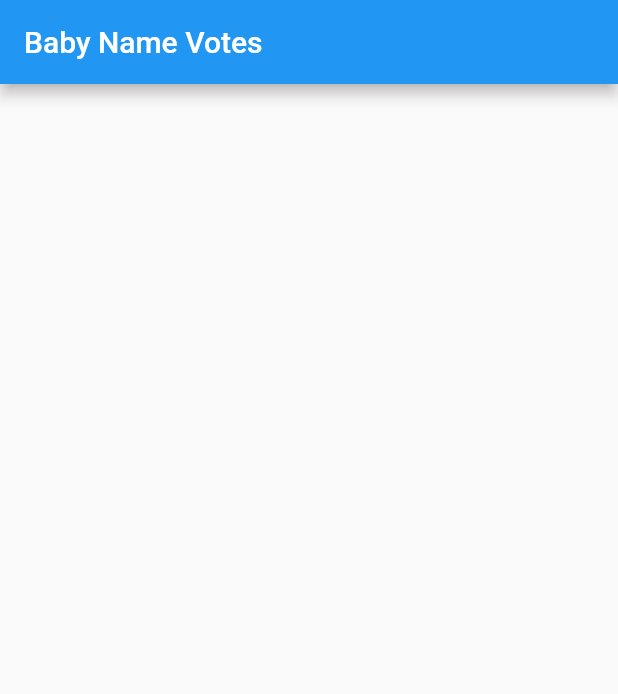
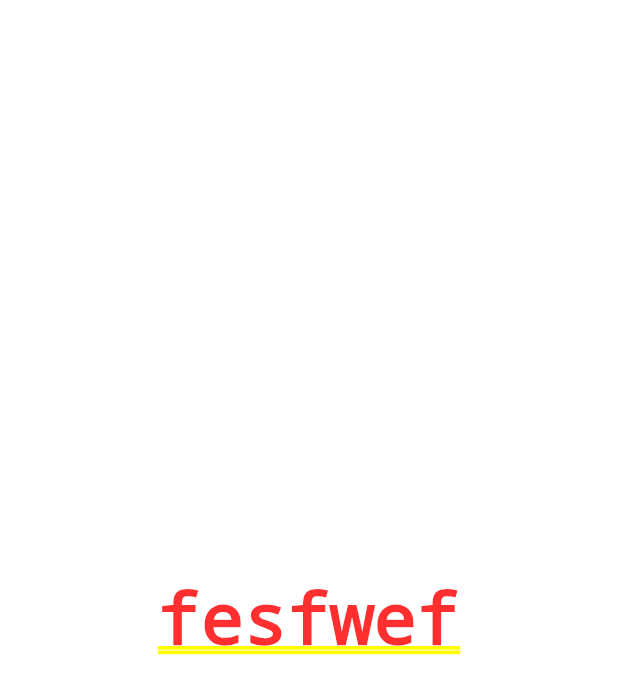
Before and after one commit to mgmgpyaesonewin/employee_lms, a Flutter app: the screen it shows after launch, on a phone screen of 412 x 824 dp. Shown: the top 694 px of the screen. Run offline on Flutter 3.47's test engine with Material 2 defaults, Android fonts, the phone set to English and light mode, and no system bars; our stand-ins replace material_design_icons_flutter.

```diff
--- a/lib/main.dart
+++ b/lib/main.dart
@@ -1,93 +1,46 @@
-import 'package:cloud_firestore/cloud_firestore.dart';
+import 'package:employee_lms/pages/article/article_list_page.dart';
+import 'package:employee_lms/pages/login/login_page.dart';
+import 'package:employee_lms/utils/const.dart';
 import 'package:flutter/material.dart';
+import 'package:flutter/services.dart';
 
 void main() => runApp(MyApp());
 
-// final dummySnapshot = [
-//  {"name": "Filip", "votes": 15},
-//  {"name": "Abraham", "votes": 14},
-//  {"name": "Richard", "votes": 11},
-//  {"name": "Ike", "votes": 10},
-//  {"name": "Justin", "votes": 1},
-// ];
-
-class MyApp extends StatelessWidget {
- @override
- Widget build(BuildContext context) {
-   return MaterialApp(
-     title: 'Baby Names',
-     home: MyHomePage(),
-   );
- }
+class MyApp extends StatefulWidget {
+  @override
+  _MyAppState createState() => _MyAppState();
 }
 
-class MyHomePage extends StatefulWidget {
- @override
- _MyHomePageState createState() {
-   return _MyHomePageState();
- }
+class _MyAppState extends State<MyApp> {
+  @override
+  void initState() {
+    // TODO: implement initState
+    super.initState();
+    SystemChrome.setEnabledSystemUIOverlays(SystemUiOverlay.values);
+    SystemChrome.setSystemUIOverlayStyle(SystemUiOverlayStyle(
+      statusBarColor: Constants.lightPrimary,
+      statusBarIconBrightness: Brightness.dark,
+    ));
+  }
+
+  @override
+  Widget build(BuildContext context) {
+    return MaterialApp(
+     theme: Constants.lightTheme,
+      initialRoute: '/',
+      routes: {
+        // When navigating to the "/" route, build the FirstScreen widget.
+        '/': (context) => ArticleListPage(),
+        // When navigating to the "/second" route, build the SecondScreen widget.
+        '/login': (context) => LoginPage(),
+        // '/profile': (context) => MainPage(),
+        // '/fourth': (context) => PeoplePage(),
+        // '/article': (context) => ArticleList(),
+        // '/articledetail': (context) => DetailPage(),
+        // '/quizdialog':(context) => QuizDialog()
+      },
+      debugShowCheckedModeBanner: false,
+
+    );
+  }
 }
-
-class _MyHomePageState extends State<MyHomePage> {
- @override
- Widget build(BuildContext context) {
-   return Scaffold(
-     appBar: AppBar(title: Text('Baby Name Votes')),
-     body: _buildBody(context),
-   );
- }
-
-Widget _buildBody(BuildContext context) {
- return StreamBuilder<QuerySnapshot>(
-   stream: Firestore.instance.collection('baby').snapshots(),
-   builder: (context, snapshot) {
-     if (!snapshot.hasData) return LinearProgressIndicator();
-     return _buildList(context, snapshot.data.documents);
-   },
- );
-}
- Widget _buildList(BuildContext context, List<DocumentSnapshot> snapshot) {
-   return ListView(
-     padding: const EdgeInsets.only(top: 20.0),
-     children: snapshot.map((data) => _buildListItem(context, data)).toList(),
-   );
- }
-
- Widget _buildListItem(BuildContext context, DocumentSnapshot data) {
-   final record = Record.fromSnapshot(data);
-
-   return Padding(
-     key: ValueKey(record.name),
-     padding: const EdgeInsets.symmetric(horizontal: 16.0, vertical: 8.0),
-     child: Container(
-       decoration: BoxDecoration(
-         border: Border.all(color: Colors.grey),
-         borderRadius: BorderRadius.circular(5.0),
-       ),
-       child: ListTile(
-         title: Text(record.name),
-         trailing: Text(record.votes.toString()),
-         onTap: () => record.reference.updateData({'votes': FieldValue.increment(1)})
-       ),
-     ),
-   );
- }
-}
-
-class Record {
- final String name;
- final int votes;
- final DocumentReference reference;
-
- Record.fromMap(Map<String, dynamic> map, {this.reference})
-     : assert(map['name'] != null),
-       assert(map['votes'] != null),
-       name = map['name'],
-       votes = map['votes'];
-
- Record.fromSnapshot(DocumentSnapshot snapshot)
-     : this.fromMap(snapshot.data, reference: snapshot.reference);
-
- @override
- String toString() => "Record<$name:$votes>";
-}
--- /dev/null
+++ b/lib/pages/article/article_list_page.dart
@@ -0,0 +1,18 @@
+import 'package:flutter/material.dart';
+
+class ArticleListPage extends StatefulWidget {
+  @override
+  _ArticleListPageState createState() => _ArticleListPageState();
+}
+
+class _ArticleListPageState extends State<ArticleListPage> {
+  @override
+  Widget build(BuildContext context) {
+    return Container(
+      child: Center(
+        child: Text("fesfwef"),
+      ),
+
+    );
+  }
+}
--- /dev/null
+++ b/lib/utils/const.dart
@@ -0,0 +1,52 @@
+import 'dart:ui';
+import 'package:flutter/material.dart';
+
+class Constants {
+  static Color lightPrimary = Color(0xfffcfcff);
+  static Color darkPrimary = Colors.black;
+  static Color lightAccent = Colors.blueGrey[900];
+  static Color darkAccent = Colors.white;
+  static Color lightBG = Color(0xfffcfcff);
+  static Color darkBG = Colors.black;
+  static Color badgeColor = Colors.red;
+  static Color white = Colors.white;
+
+  static ThemeData lightTheme = ThemeData(
+      backgroundColor: lightBG,
+      primaryColor: lightPrimary,
+      accentColor: lightAccent,
+      cursorColor: lightAccent,
+      scaffoldBackgroundColor: lightBG,
+      appBarTheme: AppBarTheme(
+        elevation: 0,
+        // textTheme: TextTheme(
+        //   title: TextStyle(
+        //     color: darkBG,
+        //     fontSize: 18.0,
+        //     fontWeight: FontWeight.w800,
+        //   ),
+        // ),
+      ));
+
+  static ThemeData darkTheme = ThemeData(
+    brightness: Brightness.dark,
+    backgroundColor: darkBG,
+    primaryColor: darkPrimary,
+    accentColor: darkAccent,
+    scaffoldBackgroundColor: darkBG,
+    cursorColor: darkAccent,
+    appBarTheme: AppBarTheme(
+      elevation: 0,
+      textTheme: TextTheme(
+        title: TextStyle(
+          color: lightBG,
+          fontSize: 18.0,
+          fontWeight: FontWeight.w800,
+        ),
+      ),
+//      iconTheme: IconThemeData(
+//        color: darkAccent,
+//      ),
+    ),
+  );
+}
--- a/pubspec.yaml
+++ b/pubspec.yaml
@@ -19,6 +19,7 @@ environment:
 dependencies:
   flutter:
     sdk: flutter
+  material_design_icons_flutter: 3.2.4495
   cloud_firestore: 0.12.9+5
 
   # The following adds the Cupertino Icons font to your application.
```
Also changed, not shown: lib/pages/login/login_background.dart (added, +174 -0 lines), lib/pages/login/login_page.dart (added, +28 -0 lines), lib/pages/login/login_ui.dart (added, +84 -0 lines), pubspec.lock.
